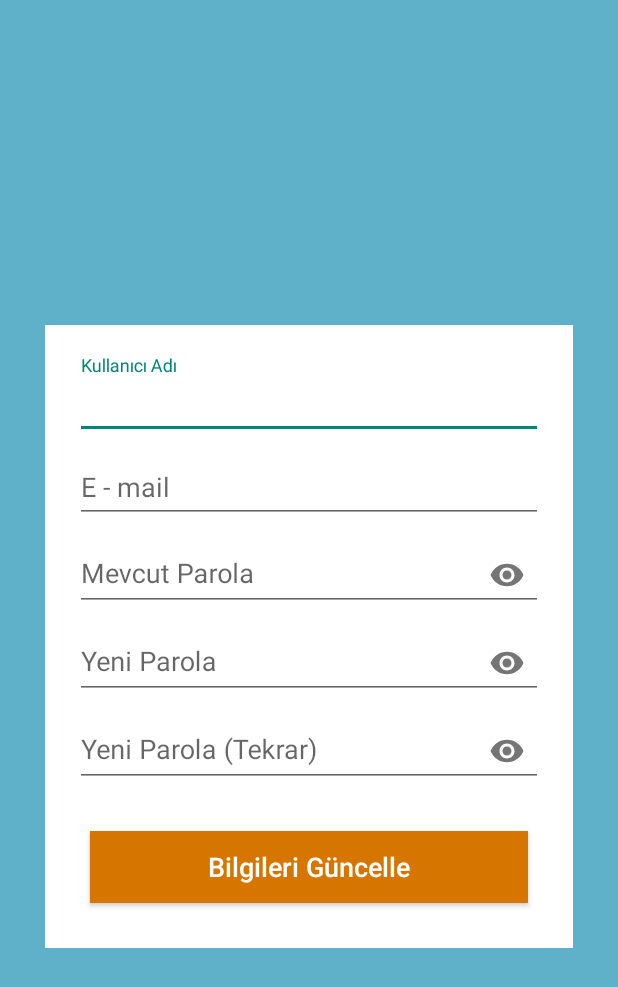
After one commit to sehmusaydogdu/Travelling_Salesman_Problem, an Android app: the layout activity_profil.xml on its own in the app's theme, with its tools: preview values and no code run, on a phone screen of 412 x 824 dp. The commit adds this screen. Shown: the top 987 px of the screen. Run offline under Robolectric (Android 15) with nearby library versions, the phone set to English and light mode, and no system bars.

Commit message:
update
Yeni özellikler eklendi. (İstatistik, Profil görüntüle)

```diff
--- a/TravellingSalesmanGame/app/src/main/AndroidManifest.xml
+++ b/TravellingSalesmanGame/app/src/main/AndroidManifest.xml
@@ -32,7 +32,10 @@
         <activity android:name=".Test_sonuc" />
         <activity android:name=".Game_result" />
         <activity android:name=".MasterYonlendir" />
-        <activity android:name=".MasterChange"></activity>
+        <activity android:name=".MasterChange" />
+        <activity android:name=".Views.Game.Istatistik" />
+        <activity android:name=".Profil" />
+        <activity android:name=".Views.Game.Hikaye" />
     </application>
 
 </manifest>
--- a/TravellingSalesmanGame/app/src/main/java/com/travellingsalesmangame/MasterChange.java
+++ b/TravellingSalesmanGame/app/src/main/java/com/travellingsalesmangame/MasterChange.java
@@ -10,6 +10,7 @@ import android.view.View;
 import android.view.ViewGroup;
 import android.widget.Button;
 
+import com.travellingsalesmangame.Views.Game.Hikaye;
 import com.travellingsalesmangame.Views.Game.LevelMenu_Fragment;
 import com.travellingsalesmangame.Views.Game.PopActivity;
 
@@ -55,10 +56,10 @@ public class MasterChange extends Fragment {
             @Override
             public void onClick(View v) {
 
-                LevelMenu_Fragment game=new LevelMenu_Fragment();
+                Hikaye hikaye=new Hikaye();
                 fragmentManager=getFragmentManager();
                 transaction=fragmentManager.beginTransaction();
-                transaction.replace(R.id.context_main,game);
+                transaction.replace(R.id.context_main,hikaye);
                 transaction.commit();
             }
         });
--- a/TravellingSalesmanGame/app/src/main/res/layout/activity_master_layout.xml
+++ b/TravellingSalesmanGame/app/src/main/res/layout/activity_master_layout.xml
@@ -13,8 +13,6 @@
         android:layout_height="match_parent"
         android:id="@+id/context_main"></FrameLayout>
 
-
-
     <android.support.design.widget.NavigationView
         android:layout_width="match_parent"
         android:layout_height="match_parent"
--- /dev/null
+++ b/TravellingSalesmanGame/app/src/main/res/layout/activity_profil.xml
@@ -0,0 +1,130 @@
+<?xml version="1.0" encoding="utf-8"?>
+<LinearLayout
+    xmlns:android="http://schemas.android.com/apk/res/android"
+    xmlns:app="http://schemas.android.com/apk/res-auto"
+    xmlns:tools="http://schemas.android.com/tools"
+    android:layout_width="match_parent"
+    android:layout_height="match_parent"
+    android:background="#5fb0c9"
+    android:orientation="vertical"
+    android:gravity="center"
+    tools:context=".Profil">
+
+
+    <LinearLayout
+        android:layout_width="match_parent"
+        android:layout_height="wrap_content"
+        android:layout_centerVertical="true"
+        android:layout_marginLeft="30dp"
+        android:layout_marginRight="30dp"
+        android:layout_marginTop="25dp"
+        android:background="#fff"
+        android:orientation="vertical"
+        android:padding="20dp">
+
+        <LinearLayout
+            android:layout_width="match_parent"
+            android:layout_height="wrap_content"
+            android:orientation="vertical">
+
+            <android.support.design.widget.TextInputLayout
+                android:layout_width="match_parent"
+                android:layout_height="wrap_content">
+
+                <EditText
+                    android:id="@+id/txtKullaniciAdi"
+                    android:layout_width="match_parent"
+                    android:layout_height="wrap_content"
+                    android:drawableTint="#FF4081"
+                    android:singleLine="true"
+                    android:hint="Kullanıcı Adı"
+                    android:inputType="text" />
+            </android.support.design.widget.TextInputLayout>
+
+            <android.support.design.widget.TextInputLayout
+                android:layout_width="match_parent"
+                android:layout_height="wrap_content">
+
+                <EditText
+                    android:id="@+id/txtEmail"
+                    android:layout_width="match_parent"
+                    android:layout_height="wrap_content"
+                    android:layout_marginTop="10dp"
+                    android:singleLine="true"
+                    android:drawableTint="#FF4081"
+                    android:hint="E - mail"
+                    android:inputType="textEmailAddress"/>
+            </android.support.design.widget.TextInputLayout>
+
+            <android.support.design.widget.TextInputLayout
+                android:layout_width="match_parent"
+                android:layout_height="wrap_content"
+                app:passwordToggleEnabled="true">
+
+                <EditText
+                    android:id="@+id/txtParola"
+                    android:layout_width="match_parent"
+                    android:layout_height="wrap_content"
+                    android:layout_marginTop="10dp"
+                    android:singleLine="true"
+                    android:drawableTint="#FF4081"
+                    android:hint="Mevcut Parola"
+                    android:inputType="textPassword"/>
+            </android.support.design.widget.TextInputLayout>
+
+            <android.support.design.widget.TextInputLayout
+                android:layout_width="match_parent"
+                android:layout_height="wrap_content"
+                app:passwordToggleEnabled="true">
+
+                <EditText
+                    android:id="@+id/txtYeniParola"
+                    android:layout_width="match_parent"
+                    android:layout_height="wrap_content"
+                    android:layout_marginTop="10dp"
+                    android:singleLine="true"
+                    android:drawableTint="#FF4081"
+                    android:hint="Yeni Parola"
+                    android:inputType="textPassword"/>
+
+            </android.support.design.widget.TextInputLayout>
+
+            <android.support.design.widget.TextInputLayout
+                android:layout_width="match_parent"
+                android:layout_height="wrap_content"
+                app:passwordToggleEnabled="true">
+
+                <EditText
+                    android:id="@+id/txtTekrarParola"
+                    android:layout_width="match_parent"
+                    android:layout_height="wrap_content"
+                    android:layout_marginTop="10dp"
+                    android:singleLine="true"
+                    android:drawableTint="#FF4081"
+                    android:hint="Yeni Parola (Tekrar)"
+                    android:inputType="textPassword"/>
+
+            </android.support.design.widget.TextInputLayout>
+
+            <TextView
+                android:id="@+id/reg_error"
+                android:text=""
+                android:textSize="14sp"
+                android:gravity="center"
+                android:textColor="@android:color/holo_red_dark"
+                android:layout_width="match_parent"
+                android:layout_height="wrap_content" />
+
+            <Button
+                android:layout_width="match_parent"
+                android:layout_height="wrap_content"
+                android:layout_margin="10dp"
+                android:background="#d67601"
+                android:text="Bilgileri Güncelle"
+                android:textAllCaps="false"
+                android:textColor="#fff"
+                android:textSize="18sp"/>
+        </LinearLayout>
+    </LinearLayout>
+
+</LinearLayout>
--- a/TravellingSalesmanGame/app/src/main/res/values/strings.xml
+++ b/TravellingSalesmanGame/app/src/main/res/values/strings.xml
@@ -38,6 +38,6 @@
     <string name="login_hayir">Hayır</string>
     <string name="reg_kaydet">Kaydet</string>
     <string name="reg_iptal">İptal</string>
-    <string name="aciklama">\tEğlenerek öğrenebileceğiniz \"Gezgin Satıcı Problemi \" Oyununa Hoşgeldiniz.
+    <string name="aciklama">\tEğlenerek öğrenebileceğiniz \"Gezgin Satıcı Problemi\" Oyununa Hoşgeldiniz.
                             \n\n\tHem konuyu öğrenebilecek hemde oyun oynayıp puan kazanabileceksiniz.</string>
 </resources>
```
Also changed, not shown: TravellingSalesmanGame/app/src/main/java/com/travellingsalesmangame/Profil.java (added, +50 -0 lines), TravellingSalesmanGame/app/src/main/java/com/travellingsalesmangame/Views/Game/Hikaye.java (added, +51 -0 lines), TravellingSalesmanGame/app/src/main/java/com/travellingsalesmangame/Views/Game/Istatistik.java (added, +32 -0 lines), TravellingSalesmanGame/app/src/main/java/com/travellingsalesmangame/Views/Game/Master_layout.java (+8 -37 lines), TravellingSalesmanGame/app/src/main/res/drawable/ic_trending_up_black_24dp.xml (added, +9 -0 lines), TravellingSalesmanGame/app/src/main/res/layout/activity_hikaye_anlat.xml (added, +56 -0 lines), TravellingSalesmanGame/app/src/main/res/layout/activity_istatistik.xml (added, +24 -0 lines), TravellingSalesmanGame/app/src/main/res/menu/nav_menu_item.xml (+3 -11 lines), TravellingSalesmanGame/app/src/main/res/drawable/star.png (added).
